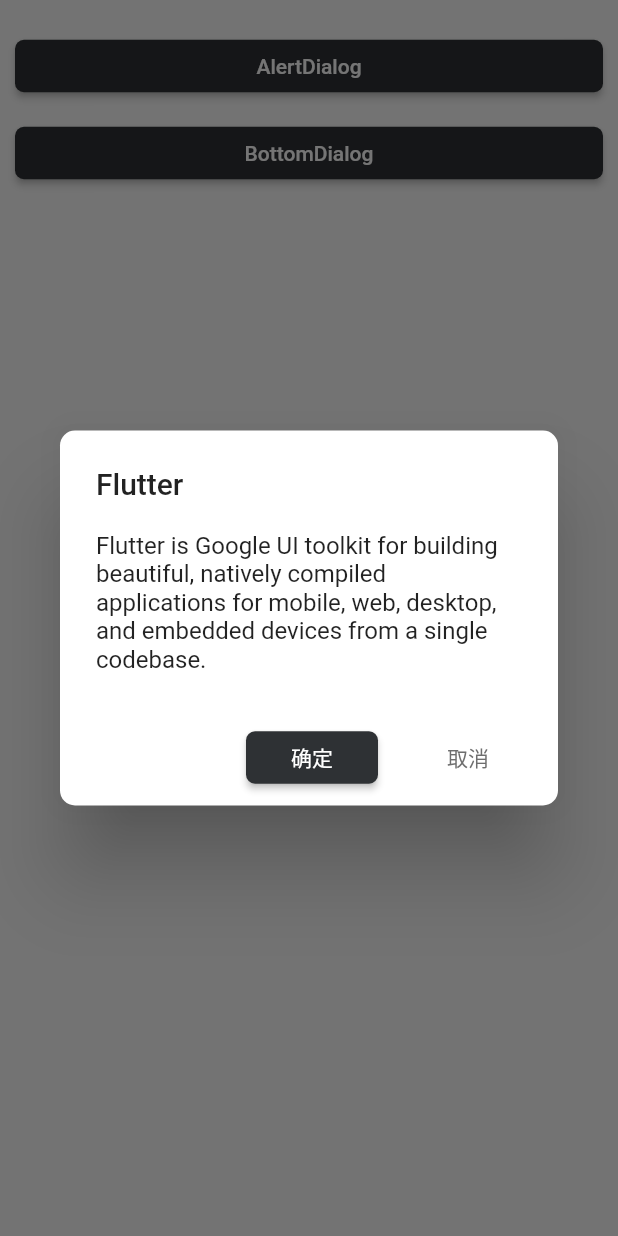
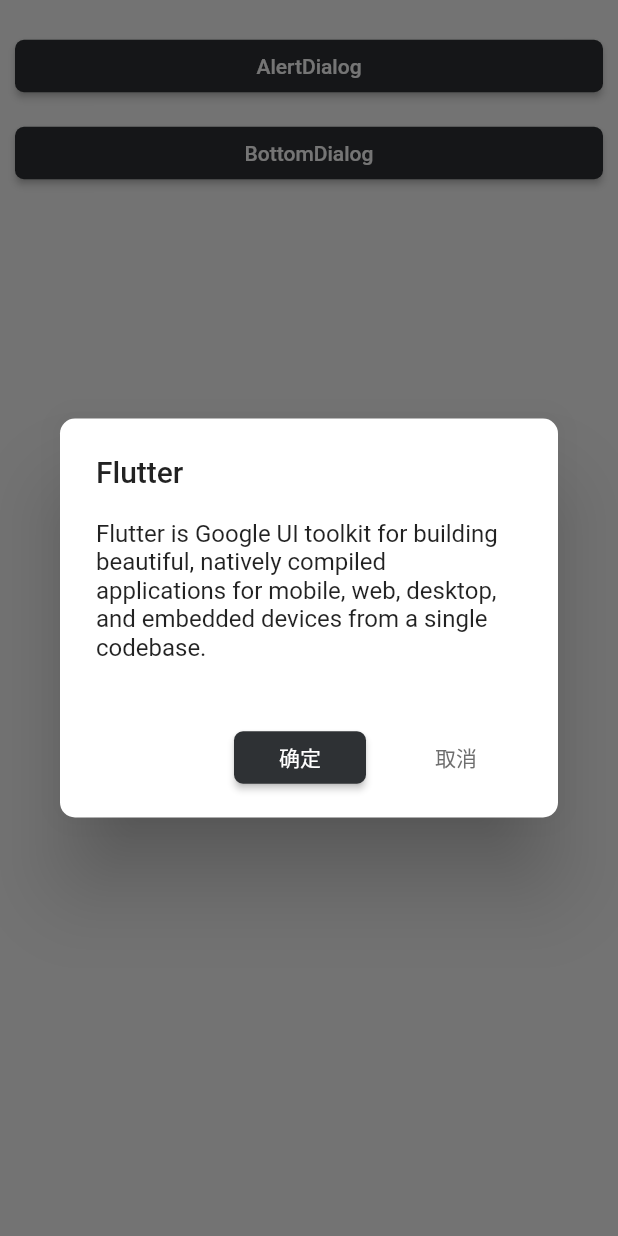
Before and after one commit to hello-ring/z_dialog, a Flutter app: the screen it shows after launch, after a tap on "AlertDialog", on a phone screen of 412 x 824 dp. Run offline on Flutter 3.47's test engine with Material 2 defaults, Android fonts, the phone set to English and light mode, and no system bars.

Commit message:
sync OverflowBar api change

```diff
--- a/lib/src/z_alert_dialog.dart
+++ b/lib/src/z_alert_dialog.dart
@@ -104,13 +104,16 @@ class ZAlertDialog extends StatelessWidget {
     final double spacing = (buttonPadding?.horizontal ?? 16) / 2;
     actionsWidget = Padding(
       padding: actionsPadding!.add(EdgeInsets.all(spacing)),
+      child: Container(
+        alignment: AlignmentDirectional.bottomEnd,
+        padding: EdgeInsets.all(spacing),
         child: OverflowBar(
-        alignment: actionsAlignment ?? MainAxisAlignment.end,
           spacing: spacing,
           overflowAlignment: OverflowBarAlignment.end,
           overflowDirection: actionsOverflowDirection ?? VerticalDirection.down,
           overflowSpacing: actionsOverflowButtonSpacing ?? 0,
           children: actions!,
+        ),
       ),
     );
 
--- a/pubspec.yaml
+++ b/pubspec.yaml
@@ -1,6 +1,6 @@
 name: z_dialog
 description: A new Flutter dialog package.
-version: 1.0.0
+version: 1.0.1
 homepage: https://github.com/hello-ring/z_dialog
 
 environment:
```
Also changed, not shown: example/pubspec.lock, pubspec.lock, 1 other file. Lines whose indentation alone changed are shown as unchanged.
